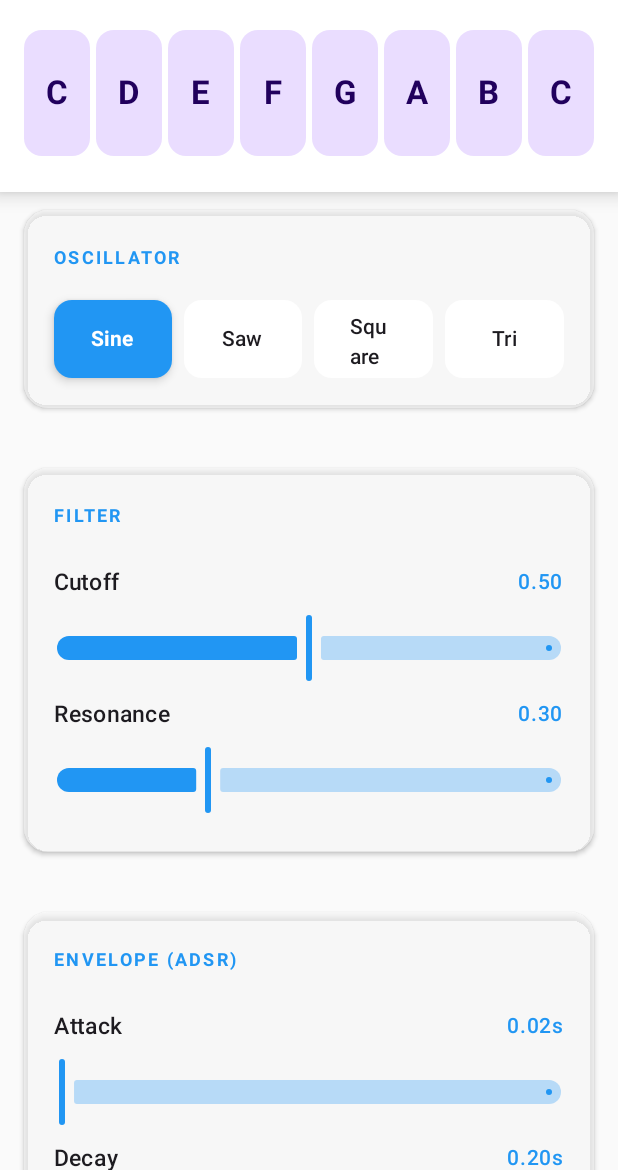
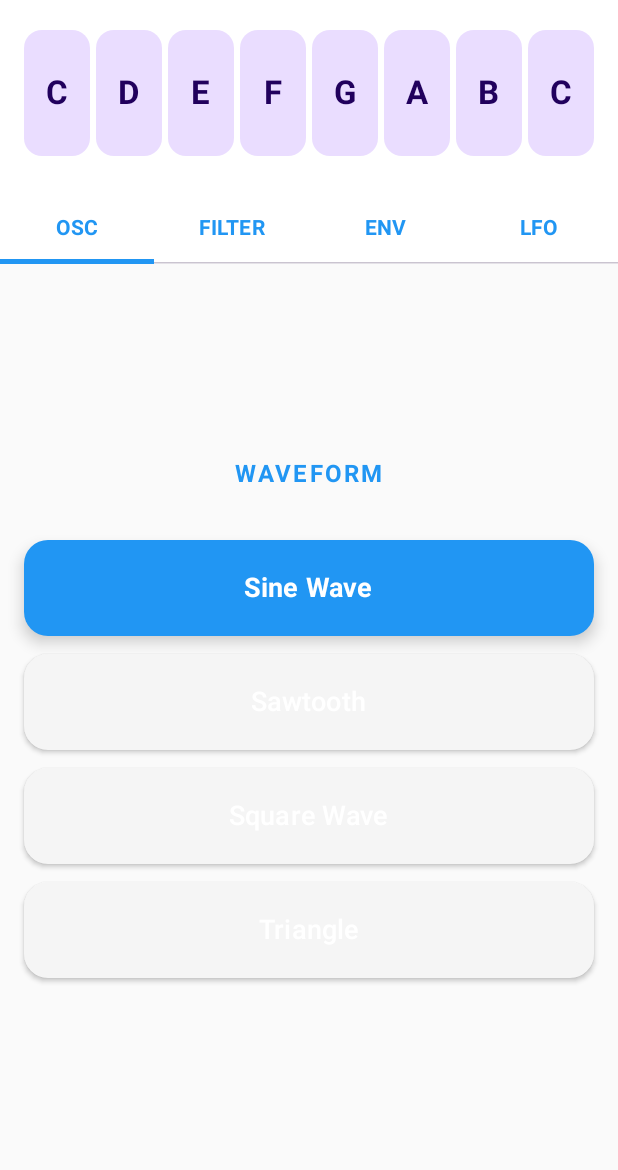
Before and after one commit to lorencprice/NoisySynth, an Android app built with Jetpack Compose: the screen it shows after launch (MainActivity), on a phone screen of 412 x 824 dp, the part 66-1236 px from its top. Run offline under Robolectric (Android 15) with nearby library versions, the phone set to English and light mode, and no system bars; 2 statements that could not run were skipped.

Commit message:
Update MainActivity.kt

```diff
--- a/app/src/main/java/com/example/noisysynth/MainActivity.kt
+++ b/app/src/main/java/com/example/noisysynth/MainActivity.kt
@@ -6,9 +6,7 @@ import androidx.activity.compose.setContent
 import androidx.compose.foundation.background
 import androidx.compose.foundation.gestures.detectTapGestures
 import androidx.compose.foundation.layout.*
-import androidx.compose.foundation.rememberScrollState
 import androidx.compose.foundation.shape.RoundedCornerShape
-import androidx.compose.foundation.verticalScroll
 import androidx.compose.material3.*
 import androidx.compose.runtime.*
 import androidx.compose.ui.Alignment
@@ -59,6 +57,8 @@ fun SynthUI(synthEngine: SynthEngine) {
     var lfoRate by remember { mutableStateOf(2.0f) }
     var lfoAmount by remember { mutableStateOf(0.0f) }
 
+    var selectedTab by remember { mutableStateOf(0) }
+
     Column(
         modifier = Modifier
             .fillMaxSize()
@@ -95,155 +95,294 @@ fun SynthUI(synthEngine: SynthEngine) {
             }
         }
 
-        // Scrollable Controls Section
-        Column(
+        // Tab Row
+        TabRow(
+            selectedTabIndex = selectedTab,
+            containerColor = MaterialTheme.colorScheme.surface,
+            contentColor = MaterialTheme.colorScheme.primary
+        ) {
+            Tab(
+                selected = selectedTab == 0,
+                onClick = { selectedTab = 0 },
+                text = { Text("OSC", fontWeight = FontWeight.Bold) }
+            )
+            Tab(
+                selected = selectedTab == 1,
+                onClick = { selectedTab = 1 },
+                text = { Text("FILTER", fontWeight = FontWeight.Bold) }
+            )
+            Tab(
+                selected = selectedTab == 2,
+                onClick = { selectedTab = 2 },
+                text = { Text("ENV", fontWeight = FontWeight.Bold) }
+            )
+            Tab(
+                selected = selectedTab == 3,
+                onClick = { selectedTab = 3 },
+                text = { Text("LFO", fontWeight = FontWeight.Bold) }
+            )
+        }
+
+        // Tab Content
+        Box(
             modifier = Modifier
                 .fillMaxSize()
-                .verticalScroll(rememberScrollState())
-                .padding(horizontal = 16.dp, vertical = 12.dp),
-            verticalArrangement = Arrangement.spacedBy(12.dp)
+                .padding(16.dp)
         ) {
-
-        // Oscillator Section
-        SectionCard(title = "OSCILLATOR") {
-            Row(
-                modifier = Modifier.fillMaxWidth(),
-                horizontalArrangement = Arrangement.spacedBy(8.dp)
-            ) {
-                listOf("Sine", "Saw", "Square", "Tri").forEachIndexed { index, name ->
-                    Button(
-                        onClick = {
-                            waveform = index
-                            synthEngine.setWaveform(index)
+            when (selectedTab) {
+                0 -> OscillatorTab(
+                    waveform = waveform,
+                    onWaveformChange = {
+                        waveform = it
+                        synthEngine.setWaveform(it)
+                    }
+                )
+                1 -> FilterTab(
+                    cutoff = filterCutoff,
+                    resonance = filterResonance,
+                    onCutoffChange = {
+                        filterCutoff = it
+                        synthEngine.setFilterCutoff(it)
                     },
-                        modifier = Modifier
-                            .weight(1f)
-                            .height(52.dp),
-                        colors = ButtonDefaults.buttonColors(
-                            containerColor = if (waveform == index)
-                                MaterialTheme.colorScheme.primary
-                            else
-                                MaterialTheme.colorScheme.surface
-                        ),
-                        elevation = ButtonDefaults.buttonElevation(
-                            defaultElevation = if (waveform == index) 4.dp else 0.dp
-                        ),
-                        shape = RoundedCornerShape(12.dp)
-                    ) {
-                        Text(
-                            name,
-                            fontSize = 14.sp,
-                            fontWeight = if (waveform == index) FontWeight.Bold else FontWeight.Medium,
-                            color = if (waveform == index)
-                                MaterialTheme.colorScheme.onPrimary
-                            else
-                                MaterialTheme.colorScheme.onSurface
+                    onResonanceChange = {
+                        filterResonance = it
+                        synthEngine.setFilterResonance(it)
+                    }
+                )
+                2 -> EnvelopeTab(
+                    attack = attack,
+                    decay = decay,
+                    sustain = sustain,
+                    release = release,
+                    onAttackChange = {
+                        attack = it
+                        synthEngine.setAttack(it * 2.0f)
+                    },
+                    onDecayChange = {
+                        decay = it
+                        synthEngine.setDecay(it * 2.0f)
+                    },
+                    onSustainChange = {
+                        sustain = it
+                        synthEngine.setSustain(it)
+                    },
+                    onReleaseChange = {
+                        release = it
+                        synthEngine.setRelease(it * 2.0f)
+                    }
+                )
+                3 -> LFOTab(
+                    rate = lfoRate,
+                    amount = lfoAmount,
+                    onRateChange = {
+                        lfoRate = it * 10.0f
+                        synthEngine.setLFORate(lfoRate)
+                    },
+                    onAmountChange = {
+                        lfoAmount = it
+                        synthEngine.setLFOAmount(it)
+                    }
                 )
             }
         }
     }
 }
 
-        Spacer(modifier = Modifier.height(16.dp))
+@Composable
+fun OscillatorTab(
+    waveform: Int,
+    onWaveformChange: (Int) -> Unit
+) {
+    Column(
+        modifier = Modifier.fillMaxSize(),
+        verticalArrangement = Arrangement.Center,
+        horizontalAlignment = Alignment.CenterHorizontally
+    ) {
+        Text(
+            text = "WAVEFORM",
+            fontSize = 16.sp,
+            fontWeight = FontWeight.Bold,
+            color = MaterialTheme.colorScheme.primary,
+            letterSpacing = 1.5.sp,
+            modifier = Modifier.padding(bottom = 32.dp)
+        )
 
-        // Filter Section
-        SectionCard(title = "FILTER") {
-            Column {
-                ParamSlider(
-                    label = "Cutoff",
-                    value = filterCutoff,
-                    onValueChange = {
-                        filterCutoff = it
-                        synthEngine.setFilterCutoff(it)
+        Column(
+            verticalArrangement = Arrangement.spacedBy(12.dp),
+            modifier = Modifier.fillMaxWidth()
+        ) {
+            listOf(
+                "Sine Wave" to 0,
+                "Sawtooth" to 1,
+                "Square Wave" to 2,
+                "Triangle" to 3
+            ).forEach { (name, index) ->
+                Button(
+                    onClick = { onWaveformChange(index) },
+                    modifier = Modifier
+                        .fillMaxWidth()
+                        .height(64.dp),
+                    colors = ButtonDefaults.buttonColors(
+                        containerColor = if (waveform == index)
+                            MaterialTheme.colorScheme.primary
+                        else
+                            MaterialTheme.colorScheme.surfaceVariant
+                    ),
+                    elevation = ButtonDefaults.buttonElevation(
+                        defaultElevation = if (waveform == index) 6.dp else 2.dp
+                    ),
+                    shape = RoundedCornerShape(16.dp)
+                ) {
+                    Text(
+                        name,
+                        fontSize = 18.sp,
+                        fontWeight = if (waveform == index) FontWeight.Bold else FontWeight.Medium
+                    )
                 }
+            }
+        }
+    }
+}
+
+@Composable
+fun FilterTab(
+    cutoff: Float,
+    resonance: Float,
+    onCutoffChange: (Float) -> Unit,
+    onResonanceChange: (Float) -> Unit
+) {
+    Column(
+        modifier = Modifier
+            .fillMaxSize()
+            .padding(vertical = 32.dp),
+        verticalArrangement = Arrangement.Center
+    ) {
+        Text(
+            text = "FILTER",
+            fontSize = 16.sp,
+            fontWeight = FontWeight.Bold,
+            color = MaterialTheme.colorScheme.primary,
+            letterSpacing = 1.5.sp,
+            modifier = Modifier.padding(bottom = 32.dp)
         )
 
         ParamSlider(
+            label = "Cutoff Frequency",
+            value = cutoff,
+            onValueChange = onCutoffChange,
+            valueDisplay = String.format("%.0f%%", cutoff * 100)
+        )
+
+        Spacer(modifier = Modifier.height(24.dp))
+
+        ParamSlider(
             label = "Resonance",
-                    value = filterResonance,
-                    onValueChange = {
-                        filterResonance = it
-                        synthEngine.setFilterResonance(it)
-                    }
+            value = resonance,
+            onValueChange = onResonanceChange,
+            valueDisplay = String.format("%.0f%%", resonance * 100)
         )
     }
 }
 
-        Spacer(modifier = Modifier.height(16.dp))
+@Composable
+fun EnvelopeTab(
+    attack: Float,
+    decay: Float,
+    sustain: Float,
+    release: Float,
+    onAttackChange: (Float) -> Unit,
+    onDecayChange: (Float) -> Unit,
+    onSustainChange: (Float) -> Unit,
+    onReleaseChange: (Float) -> Unit
+) {
+    Column(
+        modifier = Modifier
+            .fillMaxSize()
+            .padding(vertical = 24.dp),
+        verticalArrangement = Arrangement.Center
+    ) {
+        Text(
+            text = "ENVELOPE (ADSR)",
+            fontSize = 16.sp,
+            fontWeight = FontWeight.Bold,
+            color = MaterialTheme.colorScheme.primary,
+            letterSpacing = 1.5.sp,
+            modifier = Modifier.padding(bottom = 24.dp)
+        )
 
-        // Envelope Section
-        SectionCard(title = "ENVELOPE (ADSR)") {
-            Column {
         ParamSlider(
             label = "Attack",
             value = attack,
-                    onValueChange = {
-                        attack = it
-                        synthEngine.setAttack(it * 2.0f) // Scale to 0-2 seconds
-                    },
+            onValueChange = onAttackChange,
             valueDisplay = String.format("%.2fs", attack * 2.0f)
         )
+
+        Spacer(modifier = Modifier.height(16.dp))
 
         ParamSlider(
             label = "Decay",
             value = decay,
-                    onValueChange = {
-                        decay = it
-                        synthEngine.setDecay(it * 2.0f)
-                    },
+            onValueChange = onDecayChange,
             valueDisplay = String.format("%.2fs", decay * 2.0f)
         )
+
+        Spacer(modifier = Modifier.height(16.dp))
 
         ParamSlider(
             label = "Sustain",
             value = sustain,
-                    onValueChange = {
-                        sustain = it
-                        synthEngine.setSustain(it)
-                    }
+            onValueChange = onSustainChange,
+            valueDisplay = String.format("%.0f%%", sustain * 100)
         )
+
+        Spacer(modifier = Modifier.height(16.dp))
 
         ParamSlider(
             label = "Release",
             value = release,
-                    onValueChange = {
-                        release = it
-                        synthEngine.setRelease(it * 2.0f)
-                    },
+            onValueChange = onReleaseChange,
             valueDisplay = String.format("%.2fs", release * 2.0f)
         )
     }
 }
 
-        Spacer(modifier = Modifier.height(16.dp))
-
-        // LFO Section
-        SectionCard(title = "LFO") {
-            Column {
-                ParamSlider(
-                    label = "Rate",
-                    value = lfoRate / 10.0f, // Scale to 0-10 Hz
-                    onValueChange = {
-                        lfoRate = it * 10.0f
-                        synthEngine.setLFORate(lfoRate)
-                    },
-                    valueDisplay = String.format("%.1f Hz", lfoRate)
+@Composable
+fun LFOTab(
+    rate: Float,
+    amount: Float,
+    onRateChange: (Float) -> Unit,
+    onAmountChange: (Float) -> Unit
+) {
+    Column(
+        modifier = Modifier
+            .fillMaxSize()
+            .padding(vertical = 32.dp),
+        verticalArrangement = Arrangement.Center
+    ) {
+        Text(
+            text = "LFO (Low Frequency Oscillator)",
+            fontSize = 16.sp,
+            fontWeight = FontWeight.Bold,
+            color = MaterialTheme.colorScheme.primary,
+            letterSpacing = 1.5.sp,
+            modifier = Modifier.padding(bottom = 32.dp)
         )
 
         ParamSlider(
-                    label = "Amount",
-                    value = lfoAmount,
-                    onValueChange = {
-                        lfoAmount = it
-                        synthEngine.setLFOAmount(it)
-                    }
+            label = "Rate",
+            value = rate / 10.0f,
+            onValueChange = onRateChange,
+            valueDisplay = String.format("%.1f Hz", rate)
         )
-            }
-        }
 
-        // Bottom spacer to ensure last item is fully visible when scrolling
-        Spacer(modifier = Modifier.height(32.dp))
-        }
+        Spacer(modifier = Modifier.height(24.dp))
+
+        ParamSlider(
+            label = "Modulation Amount",
+            value = amount,
+            onValueChange = onAmountChange,
+            valueDisplay = String.format("%.0f%%", amount * 100)
+        )
     }
 }
 
```
Lines whose indentation alone changed are shown as unchanged.
